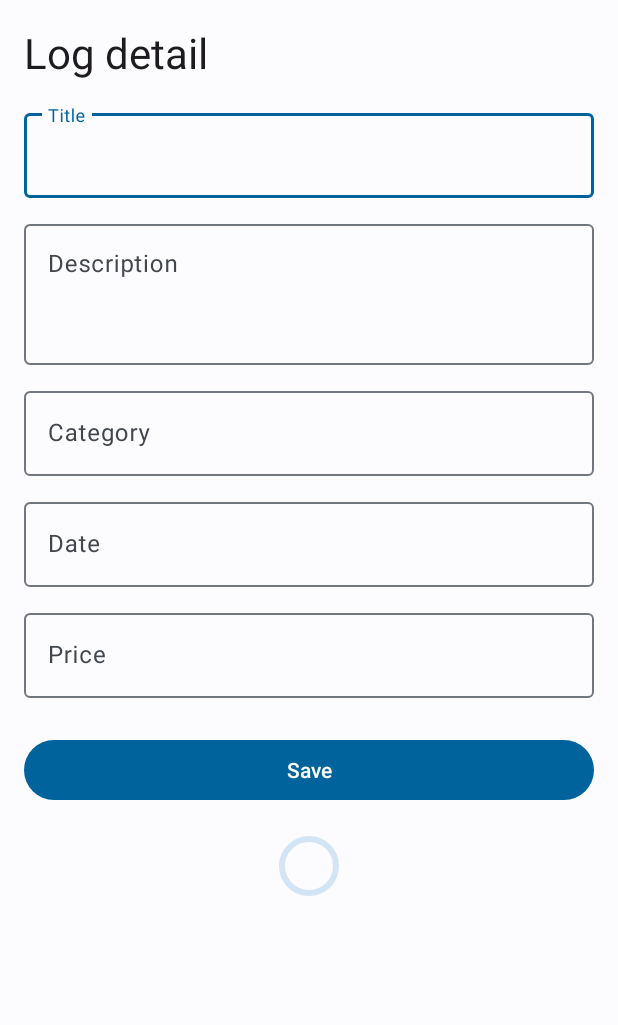
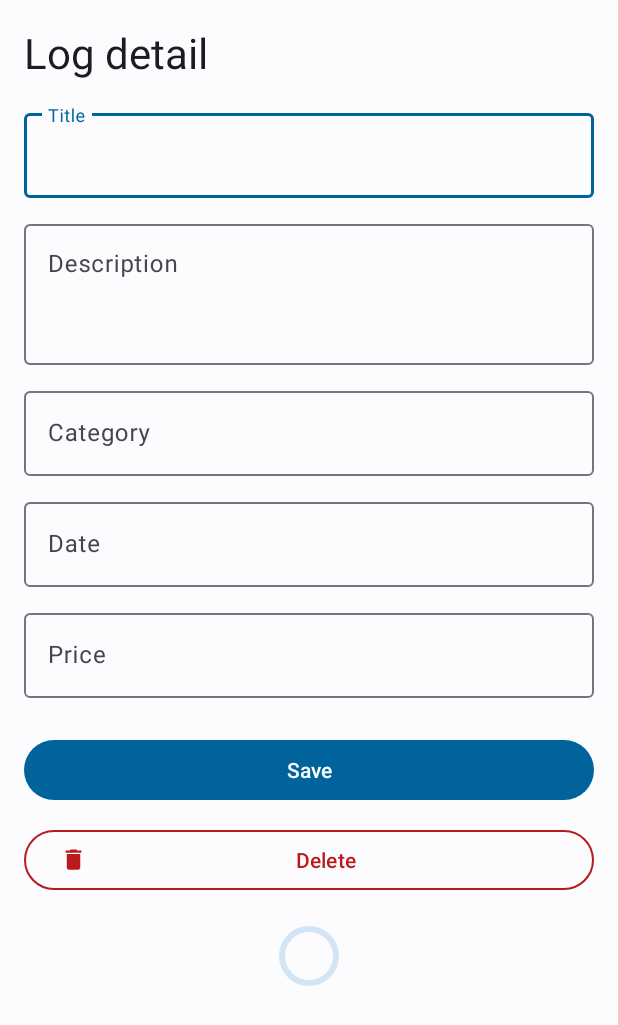
Before and after one commit to sstoqnovv/MobileApps2026-2401321080, an Android app: the layout fragment_log_detail.xml on its own in the app's theme, with its tools: preview values and no code run, on a phone screen of 412 x 824 dp. Shown: the top 1025 px of the screen. Run offline under Robolectric (Android 15) with nearby library versions, the phone set to English and light mode, and no system bars.

Commit message:
Add delete log confirmation dialog and Room deletion

```diff
--- a/app/src/main/java/com/example/maintenancelog/ui/LogDetailViewModel.kt
+++ b/app/src/main/java/com/example/maintenancelog/ui/LogDetailViewModel.kt
@@ -78,6 +78,11 @@ class LogDetailViewModel @Inject constructor(
         }
     }
 
+    fun deleteLog() {
+        val log = _uiState.value.log ?: return
+        deleteLog(log)
+    }
+
     fun deleteLog(log: MaintenanceLogEntity) {
         viewModelScope.launch {
             _uiState.update {
--- /dev/null
+++ b/app/src/main/res/drawable/ic_delete.xml
@@ -0,0 +1,9 @@
+<vector xmlns:android="http://schemas.android.com/apk/res/android"
+    android:width="24dp"
+    android:height="24dp"
+    android:viewportWidth="24"
+    android:viewportHeight="24">
+    <path
+        android:fillColor="#FFFFFFFF"
+        android:pathData="M6,19c0,1.1 0.9,2 2,2h8c1.1,0 2,-0.9 2,-2V7H6v12zM19,4h-3.5l-1,-1h-5l-1,1H5v2h14V4z" />
+</vector>
--- a/app/src/main/res/layout/fragment_log_detail.xml
+++ b/app/src/main/res/layout/fragment_log_detail.xml
@@ -116,6 +116,20 @@
             android:layout_marginTop="24dp"
             android:text="@string/save_log" />
 
+        <com.google.android.material.button.MaterialButton
+            android:id="@+id/deleteButton"
+            style="@style/Widget.Material3.Button.OutlinedButton"
+            android:layout_width="match_parent"
+            android:layout_height="wrap_content"
+            android:layout_marginTop="12dp"
+            android:text="@string/delete_log"
+            android:textColor="?attr/colorError"
+            android:visibility="gone"
+            app:icon="@drawable/ic_delete"
+            app:iconTint="?attr/colorError"
+            app:strokeColor="?attr/colorError"
+            tools:visibility="visible" />
+
         <com.google.android.material.progressindicator.CircularProgressIndicator
             android:id="@+id/loadingIndicator"
             android:layout_width="wrap_content"
--- a/app/src/main/res/values/strings.xml
+++ b/app/src/main/res/values/strings.xml
@@ -14,6 +14,11 @@
     <string name="log_date_label">Date</string>
     <string name="log_cost_label">Price</string>
     <string name="save_log">Save</string>
+    <string name="delete_log">Delete</string>
+    <string name="delete_log_title">Delete log entry</string>
+    <string name="delete_log_message">Are you sure you want to delete this log entry?</string>
+    <string name="delete_confirm">Delete</string>
+    <string name="cancel">Cancel</string>
     <string name="error_log_title_required">Title is required.</string>
     <string name="error_log_category_required">Category is required.</string>
     <string name="error_log_cost_invalid">Enter a valid price.</string>
```
Also changed, not shown: app/src/main/java/com/example/maintenancelog/LogDetailFragment.kt (+18 -2 lines).
